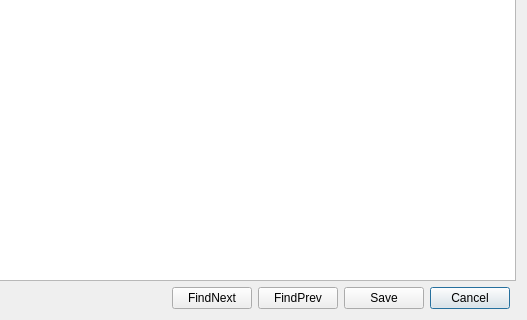
The window that src/gui/ErrorEditDialog.ui (shrumit/CS-3307-TeamAres) describes before a commit, drawn with Qt 5; both pictures show x 283 to 810 and y 163 to 483 of the 810 by 483 pixel window.
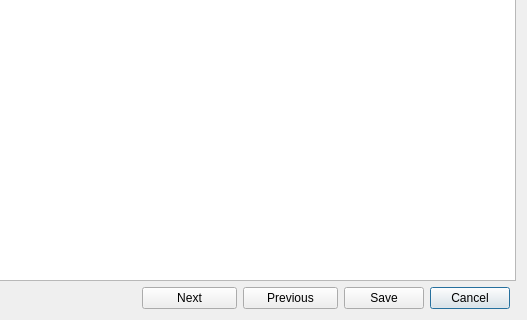
The same window after the commit. Icons and pictures are not drawn.

Commit message: Make Find next/prev boilerplate

What changed in the file:
```diff
--- a/src/gui/ErrorEditDialog.ui
+++ b/src/gui/ErrorEditDialog.ui
@@ -55,16 +55,31 @@
     <widget class="QTableWidget" name="tableWidget"/>
    </item>
    <item row="2" column="2">
-    <widget class="QPushButton" name="FindPrev">
+    <widget class="QPushButton" name="findPrev">
+     <property name="minimumSize">
+      <size>
+       <width>95</width>
+       <height>0</height>
+      </size>
+     </property>
      <property name="text">
-      <string>FindPrev</string>
+      <string>Previous</string>
      </property>
     </widget>
    </item>
    <item row="2" column="1">
-    <widget class="QPushButton" name="FindNext">
+    <widget class="QPushButton" name="findNext">
+     <property name="enabled">
+      <bool>true</bool>
+     </property>
+     <property name="minimumSize">
+      <size>
+       <width>95</width>
+       <height>0</height>
+      </size>
+     </property>
      <property name="text">
-      <string>FindNext</string>
+      <string>Next</string>
      </property>
     </widget>
    </item>
```
The commit also changes 1 other file.
